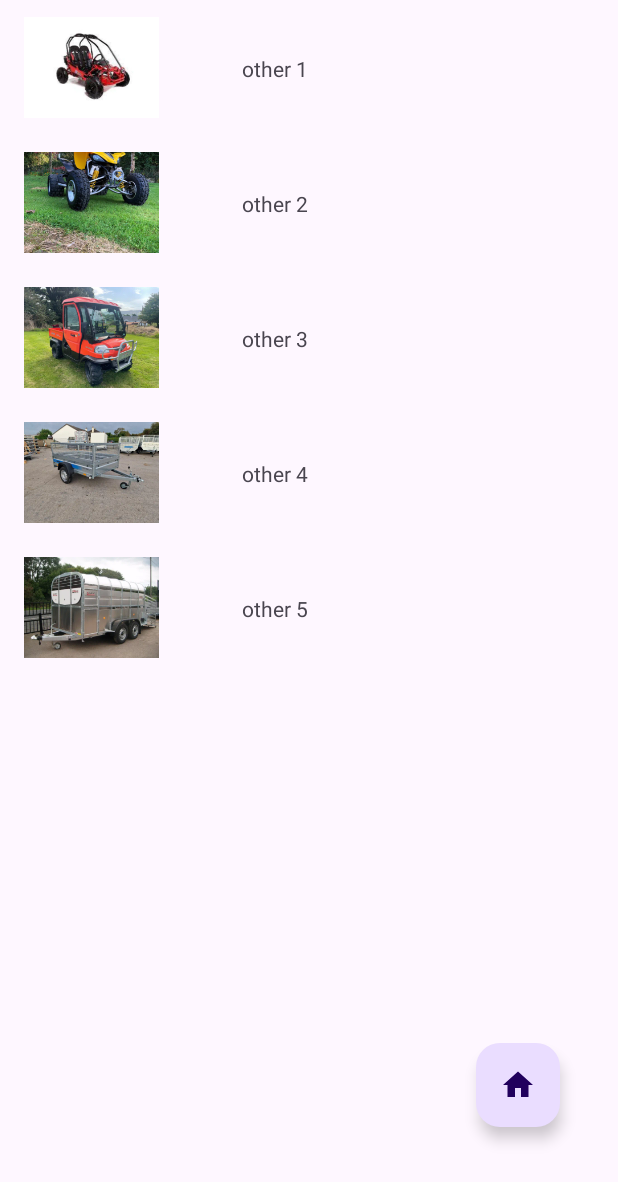
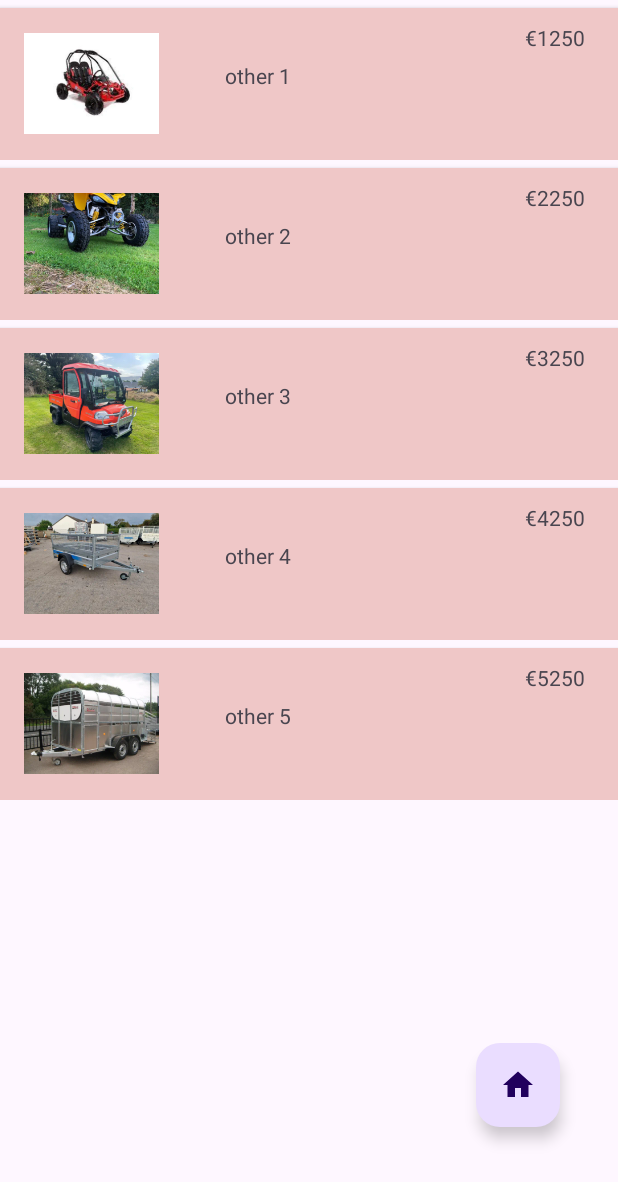
Before and after one commit to timeislife26/Garage_app, an Android app: the MainActivity2 screen opened directly, with no data from a screen before it, on a phone screen of 412 x 824 dp. Shown: the top 1182 px of the screen. Run offline under Robolectric (Android 15) with nearby library versions, the phone set to English and light mode, and no system bars.

Commit message:
Put in card view to the recyclerview and did some changes to the strings.xml

```diff
--- a/app/src/main/java/com/example/garage_app/MainActivity2.java
+++ b/app/src/main/java/com/example/garage_app/MainActivity2.java
@@ -39,11 +39,15 @@ public class MainActivity2 extends AppCompatActivity implements MyRecyclerViewAd
         if (extras != null)
             vehicleType = extras.getInt("vehicle");
         ArrayList<String> vehicleNames = new ArrayList<>();
+        ArrayList<String> vehiclePrices = new ArrayList<>();
         ArrayList<Integer> vehiclePic = new ArrayList<>();
         String[] vehicleList;
+        String[] vehiclePrice;
         if (vehicleType == 1) {
             vehicleList = getResources().getStringArray(R.array.cars);
             vehicleNames.addAll(Arrays.asList(vehicleList));
+            vehiclePrice = getResources().getStringArray(R.array.carPrice);
+            vehiclePrices.addAll(Arrays.asList(vehiclePrice));
 
             for (int i = 0; i < vehicleNames.size();i++){
                 String imageName = getResources().getStringArray(R.array.carImages)[i];
@@ -55,6 +59,8 @@ public class MainActivity2 extends AppCompatActivity implements MyRecyclerViewAd
         else if (vehicleType == 2){
             vehicleList = getResources().getStringArray(R.array.bikes);
             vehicleNames.addAll(Arrays.asList(vehicleList));
+            vehiclePrice = getResources().getStringArray(R.array.bikePrice);
+            vehiclePrices.addAll(Arrays.asList(vehiclePrice));
             for (int i = 0; i < vehicleNames.size();i++){
                 String imageName = getResources().getStringArray(R.array.bikeImages)[i];
                 int resourceId = res.getIdentifier(imageName, "drawable", getPackageName());
@@ -64,6 +70,8 @@ public class MainActivity2 extends AppCompatActivity implements MyRecyclerViewAd
         else {
             vehicleList = getResources().getStringArray(R.array.other);
             vehicleNames.addAll(Arrays.asList(vehicleList));
+            vehiclePrice = getResources().getStringArray(R.array.otherPrice);
+            vehiclePrices.addAll(Arrays.asList(vehiclePrice));
             for (int i = 0; i < vehicleNames.size();i++){
                 String imageName = getResources().getStringArray(R.array.otherImages)[i];
                 int resourceId = res.getIdentifier(imageName, "drawable", getPackageName());
@@ -72,7 +80,7 @@ public class MainActivity2 extends AppCompatActivity implements MyRecyclerViewAd
         }
         RecyclerView recyclerView = findViewById(R.id.rcView);
         recyclerView.setLayoutManager(new LinearLayoutManager(this));
-        myRecyclerViewAdapter = new MyRecyclerViewAdapter(this, vehicleType, vehicleNames, vehiclePic);
+        myRecyclerViewAdapter = new MyRecyclerViewAdapter(this, vehicleType, vehicleNames, vehiclePic, vehiclePrices);
         myRecyclerViewAdapter.setClickListener(this);
         recyclerView.setAdapter(myRecyclerViewAdapter);
 
--- a/app/src/main/java/com/example/garage_app/MyRecyclerViewAdapter.java
+++ b/app/src/main/java/com/example/garage_app/MyRecyclerViewAdapter.java
@@ -13,23 +13,23 @@ import androidx.recyclerview.widget.RecyclerView;
 import com.bumptech.glide.Glide;
 import com.bumptech.glide.request.RequestOptions;
 
-import java.util.ArrayList;
 import java.util.List;
-import java.util.Objects;
 
 public class MyRecyclerViewAdapter extends RecyclerView.Adapter<MyRecyclerViewAdapter.ViewHolder> {
 
     private List<String> mData;
     private int vehicleType;
     private List<Integer> mPicture;
+    private List<String> mPrice;
     private LayoutInflater mInflater;
     private ItemClickListener mClickListener;
 
-    public MyRecyclerViewAdapter(Context context, int vehicleType, List<String> data, List<Integer> mPic) {
+    public MyRecyclerViewAdapter(Context context, int vehicleType, List<String> data, List<Integer> mPic, List<String> prices) {
         this.mInflater = LayoutInflater.from(context);
         this.vehicleType = vehicleType;
         this.mData = data;
         this.mPicture = mPic;
+        this.mPrice = prices;
     }
 
 
@@ -44,14 +44,15 @@ public class MyRecyclerViewAdapter extends RecyclerView.Adapter<MyRecyclerViewAd
     @Override
     public void onBindViewHolder(@NonNull MyRecyclerViewAdapter.ViewHolder holder, int position) {
         String vehicle = mData.get(position);
-        //holder.myImageView.setImageResource(mPicture.get(position));
+        String vPrice = mPrice.get(position);
         Glide.with(mInflater.getContext())
                 .load(mPicture.get(position))
                 .fitCenter()
                 .apply(new RequestOptions().override(600, 200))
                 .into(holder.myImageView);
 
-        holder.myTextView.setText(vehicle);
+        holder.vehicleNameTV.setText(vehicle);
+        holder.vehiclePriceTV.setText(vPrice);
     }
 
 
@@ -63,12 +64,14 @@ public class MyRecyclerViewAdapter extends RecyclerView.Adapter<MyRecyclerViewAd
 
 
     public class ViewHolder extends RecyclerView.ViewHolder implements View.OnClickListener {
-        TextView myTextView;
+        TextView vehicleNameTV;
+        TextView vehiclePriceTV;
         ImageView myImageView;
         public ViewHolder(@NonNull View itemView) {
             super(itemView);
             myImageView  = itemView.findViewById(R.id.imageView);
-            myTextView = itemView.findViewById(R.id.textView);
+            vehicleNameTV = itemView.findViewById(R.id.RCvehicleName);
+            vehiclePriceTV = itemView.findViewById(R.id.RCVehiclePrice);
             itemView.setOnClickListener(this);
         }
 
--- a/app/src/main/res/layout/activity_main3.xml
+++ b/app/src/main/res/layout/activity_main3.xml
@@ -60,10 +60,10 @@
         android:src="@drawable/baseline_home_24"
         app:layout_constraintBottom_toBottomOf="parent"
         app:layout_constraintEnd_toEndOf="parent"
-        app:layout_constraintHorizontal_bias="0.9"
+        app:layout_constraintHorizontal_bias="0.901"
         app:layout_constraintStart_toStartOf="parent"
         app:layout_constraintTop_toTopOf="parent"
-        app:layout_constraintVertical_bias="0.905" />
+        app:layout_constraintVertical_bias="0.892" />
 
     <com.google.android.material.floatingactionbutton.FloatingActionButton
         android:id="@+id/emailFAB"
--- a/app/src/main/res/layout/row_layout.xml
+++ b/app/src/main/res/layout/row_layout.xml
@@ -5,11 +5,24 @@
     android:layout_width="match_parent"
     android:layout_height="wrap_content">
 
+    <androidx.cardview.widget.CardView
+        android:layout_width="match_parent"
+        android:layout_height="101dp"
+        android:layout_marginTop="5dp"
+        app:cardBackgroundColor="#EFC7C7"
+        app:cardCornerRadius="0dp"
+        app:layout_constraintBottom_toBottomOf="parent"
+        app:layout_constraintEnd_toEndOf="parent"
+        app:layout_constraintStart_toStartOf="parent"
+        app:layout_constraintTop_toTopOf="parent"
+        app:strokeWidth="5dp">
+
         <ImageView
             android:id="@+id/imageView"
             android:layout_width="90dp"
             android:layout_height="90dp"
             android:layout_marginStart="16dp"
+            android:layout_marginTop="5dp"
             app:layout_constraintBottom_toBottomOf="parent"
             app:layout_constraintStart_toStartOf="parent"
             app:layout_constraintTop_toTopOf="parent"
@@ -17,13 +30,24 @@
             tools:srcCompat="@tools:sample/avatars" />
 
         <TextView
-        android:id="@+id/textView"
+            android:id="@+id/RCvehicleName"
             android:layout_width="wrap_content"
             android:layout_height="wrap_content"
-        android:layout_marginTop="36dp"
+            android:layout_marginStart="150dp"
+            android:layout_marginTop="35dp"
             android:text="TextView"
             app:layout_constraintEnd_toEndOf="parent"
             app:layout_constraintHorizontal_bias="0.21"
             app:layout_constraintStart_toEndOf="@+id/imageView"
             app:layout_constraintTop_toTopOf="parent" />
+
+        <TextView
+            android:id="@+id/RCVehiclePrice"
+            android:layout_width="wrap_content"
+            android:layout_height="wrap_content"
+            android:layout_marginTop="10dp"
+            android:layout_marginEnd="0dp"
+            android:layout_marginStart="350dp"
+            android:text="TextView" />
+    </androidx.cardview.widget.CardView>
 </androidx.constraintlayout.widget.ConstraintLayout>
--- a/app/src/main/res/values/strings.xml
+++ b/app/src/main/res/values/strings.xml
@@ -3,18 +3,18 @@
     <string name="unselected">Please select an option above first</string>
     <string name="errorCase">Error</string>
     <string-array name="cars">
-        <item>car test 1</item>
+        <item>Volvo V40, 2015 R-Design</item>
         <item>car 2</item>
         <item>car 3</item>
         <item>car 4</item>
         <item>car 5</item>
     </string-array>
     <string-array name="carPrice">
-        <item>1000</item>
-        <item>2000</item>
-        <item>3000</item>
-        <item>4000</item>
-        <item>5000</item>
+        <item>€1000</item>
+        <item>€2000</item>
+        <item>€3000</item>
+        <item>€4000</item>
+        <item>€5000</item>
     </string-array>
     <string-array name="carDescription">
         <item>Description of car 1</item>
@@ -25,6 +25,13 @@
     </string-array>
     <string-array name="carQuote">
         <item>Car1Q</item>
+        <item>Car2Q</item>
+        <item>Car3Q</item>
+        <item>Car4Q</item>
+        <item>Car5Q</item>
+    </string-array>
+    <string-array name="carLink">
+        <item>https://www.donedeal.ie/cars-for-sale/volvo-v40-2015-r-design/31939167?campaign=3</item>
         <item>Car2Q</item>
         <item>Car3Q</item>
         <item>Car4Q</item>
@@ -46,11 +53,11 @@
         <item>bike 5</item>
     </string-array>
     <string-array name="bikePrice">
-        <item>1500</item>
-        <item>2500</item>
-        <item>3500</item>
-        <item>4500</item>
-        <item>5500</item>
+        <item>€1500</item>
+        <item>€2500</item>
+        <item>€3500</item>
+        <item>€4500</item>
+        <item>€5500</item>
     </string-array>
     <string-array name="bikeDescription">
         <item>Description of bike 1</item>
@@ -83,11 +90,11 @@
         <item>other 5</item>
     </string-array>
     <string-array name="otherPrice">
-        <item>1250</item>
-        <item>2250</item>
-        <item>3250</item>
-        <item>4250</item>
-        <item>5250</item>
+        <item>€1250</item>
+        <item>€2250</item>
+        <item>€3250</item>
+        <item>€4250</item>
+        <item>€5250</item>
     </string-array>
     <string-array name="otherDescription">
         <item>Description of other 1</item>
@@ -110,6 +117,4 @@
         <item>other4</item>
         <item>other5</item>
     </string-array>
-
-
 </resources>
```
Also changed, not shown: app/src/main/res/drawable/car1.webp. Lines whose indentation alone changed are shown as unchanged.
